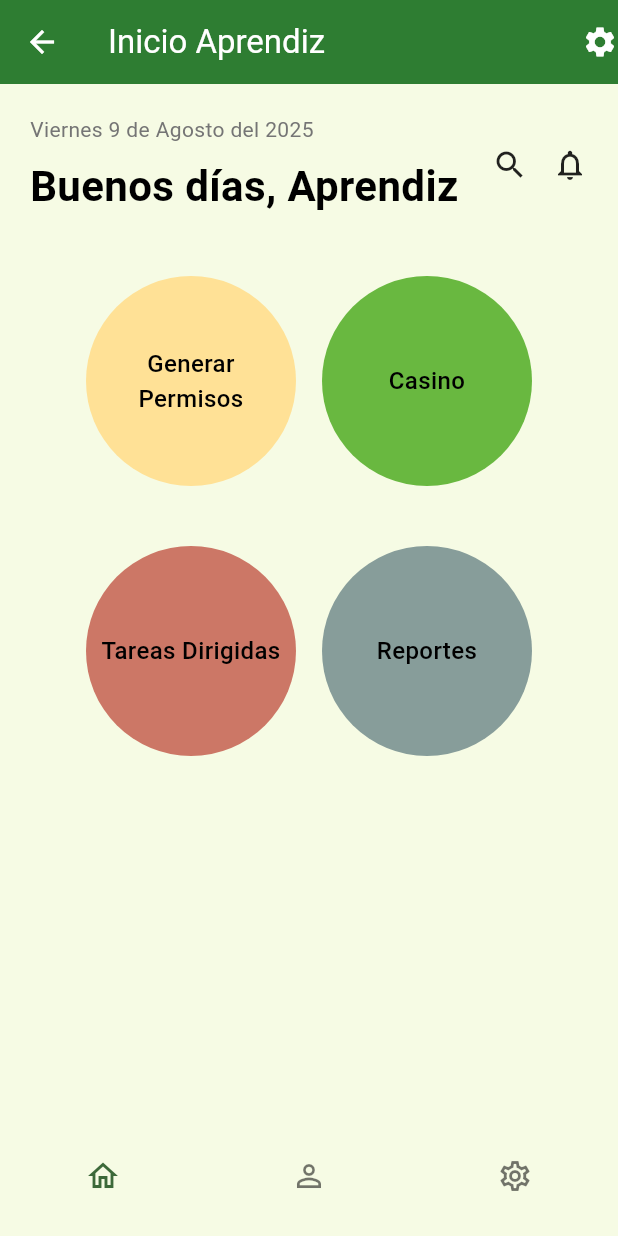
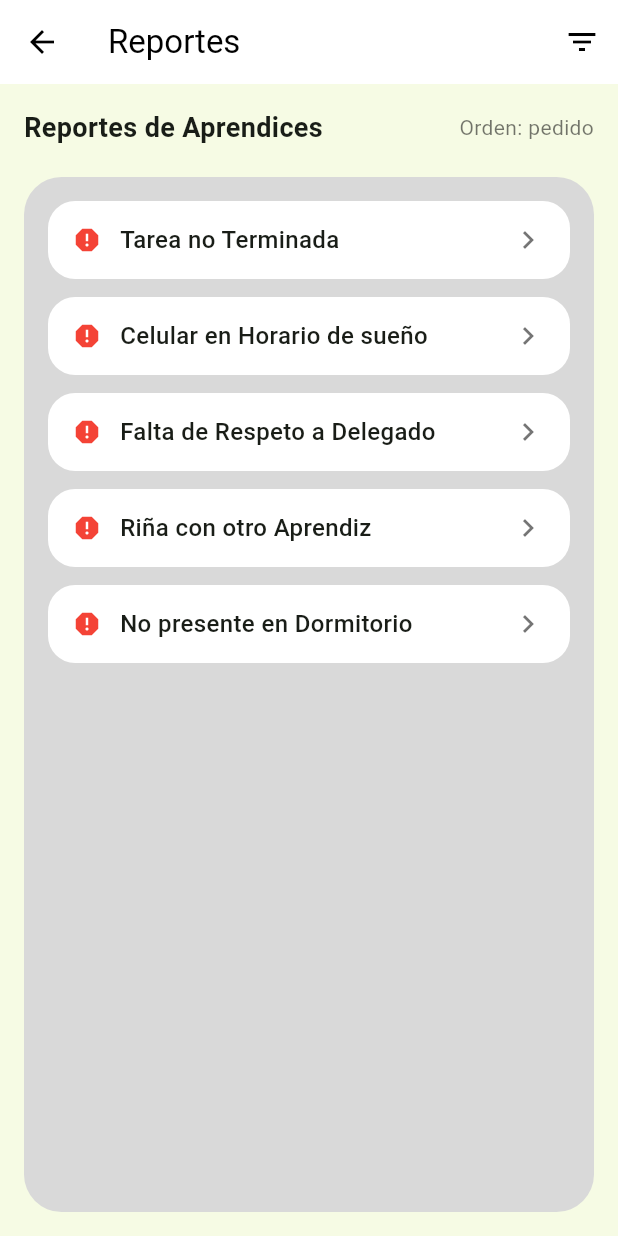
Before and after one commit to Oscarddiazz/internadoCBC, a Flutter app: the InicioAprendiz screen opened by its route, after a tap on "Reportes", on a phone screen of 412 x 824 dp. Run offline on Flutter 3.47's test engine with Material 3 defaults, Android fonts, the phone set to English and light mode, and no system bars; our stand-ins replace file_picker, image_picker, open_file, qr_flutter, shared_preferences; accounts and stored records are empty.

Commit message:
reporte aprendiz

```diff
--- a/FRONTEND/internado/lib/screens/home/home_screen.dart
+++ b/FRONTEND/internado/lib/screens/home/home_screen.dart
@@ -2,6 +2,7 @@ import 'package:flutter/material.dart';
 import 'generar_permiso/generar_permiso.dart';
 import 'casino/casino.dart';
 import 'tareas_dirigidas/tareas_dirigidas.dart';
+import 'reporte/reporte.dart';
 
 class InicioAprendiz extends StatefulWidget {
   const InicioAprendiz({super.key});
@@ -76,7 +77,6 @@ class _InicioAprendizState extends State<InicioAprendiz> {
                             text: 'Generar\nPermisos',
                             size: 140,
                             onTap: () {
-                              // 🔹 Aquí redirige a ProyectoInfoPage
                               Navigator.push(
                                 context,
                                 MaterialPageRoute(
@@ -124,7 +124,12 @@ class _InicioAprendizState extends State<InicioAprendiz> {
                             text: 'Reportes',
                             size: 140,
                             onTap: () {
-                              Navigator.pushNamed(context, '/reportes');
+                              Navigator.push(
+                                context,
+                                MaterialPageRoute(
+                                  builder: (context) => ReportePage(),
+                                ),
+                              );
                             },
                           ),
                         ],
--- /dev/null
+++ b/FRONTEND/internado/lib/screens/home/reporte/reporte.dart
@@ -0,0 +1,166 @@
+import 'package:flutter/material.dart';
+import 'detalle_reporte_page.dart';
+
+class ReportePage extends StatefulWidget {
+  const ReportePage({super.key});
+
+  @override
+  State<ReportePage> createState() => _ReportePageState();
+}
+
+class _ReportePageState extends State<ReportePage> {
+  List<String> reportOptions = [
+    "Tarea no Terminada",
+    "Celular en Horario de sueño",
+    "Falta de Respeto a Delegado",
+    "Riña con otro Aprendiz",
+    "No presente en Dormitorio",
+  ];
+
+  String filtro = "pedido"; // pedido (default) o nombre
+
+  void _aplicarFiltro(String nuevoFiltro) {
+    setState(() {
+      filtro = nuevoFiltro;
+      if (filtro == "nombre") {
+        reportOptions.sort((a, b) => a.compareTo(b));
+      } else {
+        reportOptions = [
+          "Tarea no Terminada",
+          "Celular en Horario de sueño",
+          "Falta de Respeto a Delegado",
+          "Riña con otro Aprendiz",
+          "No presente en Dormitorio",
+        ];
+      }
+    });
+  }
+
+  @override
+  Widget build(BuildContext context) {
+    return Scaffold(
+      backgroundColor: const Color(0xFFF6FBE4),
+      appBar: AppBar(
+        title: const Text("Reportes"),
+        backgroundColor: Colors.white,
+        foregroundColor: Colors.black,
+        elevation: 0,
+        leading: IconButton(
+          icon: const Icon(Icons.arrow_back, color: Colors.black),
+          onPressed: () => Navigator.pop(context),
+        ),
+        actions: [
+          PopupMenuButton<String>(
+            icon: const Icon(Icons.filter_list, color: Colors.black),
+            onSelected: _aplicarFiltro,
+            itemBuilder:
+                (context) => [
+                  const PopupMenuItem(
+                    value: "pedido",
+                    child: Text("Ordenar por pedido (viejo → nuevo)"),
+                  ),
+                  const PopupMenuItem(
+                    value: "nombre",
+                    child: Text("Ordenar por nombre (A → Z)"),
+                  ),
+                ],
+          ),
+        ],
+      ),
+      body: Padding(
+        padding: const EdgeInsets.all(16.0),
+        child: Column(
+          children: [
+            // 🔹 Encabezado de la sección
+            Row(
+              mainAxisAlignment: MainAxisAlignment.spaceBetween,
+              children: [
+                const Text(
+                  "Reportes de Aprendices",
+                  style: TextStyle(fontSize: 18, fontWeight: FontWeight.w600),
+                ),
+                Text(
+                  filtro == "pedido" ? "Orden: pedido" : "Orden: nombre",
+                  style: const TextStyle(fontSize: 14, color: Colors.black54),
+                ),
+              ],
+            ),
+            const SizedBox(height: 20),
+
+            // 🔹 Contenedor de reportes
+            Expanded(
+              child: Container(
+                decoration: BoxDecoration(
+                  color: const Color(0xFFD9D9D9),
+                  borderRadius: BorderRadius.circular(25),
+                ),
+                padding: const EdgeInsets.all(16),
+                child: ListView.separated(
+                  itemCount: reportOptions.length,
+                  separatorBuilder:
+                      (context, index) => const SizedBox(height: 12),
+                  itemBuilder: (context, index) {
+                    final report = reportOptions[index];
+                    return GestureDetector(
+                      onTap: () {
+                        // 🔹 Aquí redirigimos al detalle del reporte
+                        Navigator.push(
+                          context,
+                          MaterialPageRoute(
+                            builder:
+                                (_) => DetalleReportePage(
+                                  titulo: report,
+                                  fecha: "22/03/2023",
+                                  descripcion:
+                                      "Este es el detalle del reporte: $report.\n\nEl aprendiz incumplió una norma.",
+                                ),
+                          ),
+                        );
+                      },
+                      child: Container(
+                        padding: const EdgeInsets.symmetric(
+                          horizontal: 16,
+                          vertical: 14,
+                        ),
+                        decoration: BoxDecoration(
+                          color: Colors.white,
+                          borderRadius: BorderRadius.circular(18),
+                        ),
+                        child: Row(
+                          mainAxisAlignment: MainAxisAlignment.spaceBetween,
+                          children: [
+                            Row(
+                              children: [
+                                const Icon(
+                                  Icons.report,
+                                  color: Colors.red,
+                                  size: 20,
+                                ),
+                                const SizedBox(width: 12),
+                                Text(
+                                  report,
+                                  style: const TextStyle(
+                                    fontSize: 16,
+                                    fontWeight: FontWeight.w500,
+                                  ),
+                                ),
+                              ],
+                            ),
+                            const Icon(
+                              Icons.chevron_right,
+                              color: Colors.black54,
+                            ),
+                          ],
+                        ),
+                      ),
+                    );
+                  },
+                ),
+              ),
+            ),
+          ],
+        ),
+      ),
+    );
+  }
+}
```
Also changed, not shown: FRONTEND/internado/lib/screens/home/reporte/detalle_reporte_page.dart (added, +98 -0 lines).
